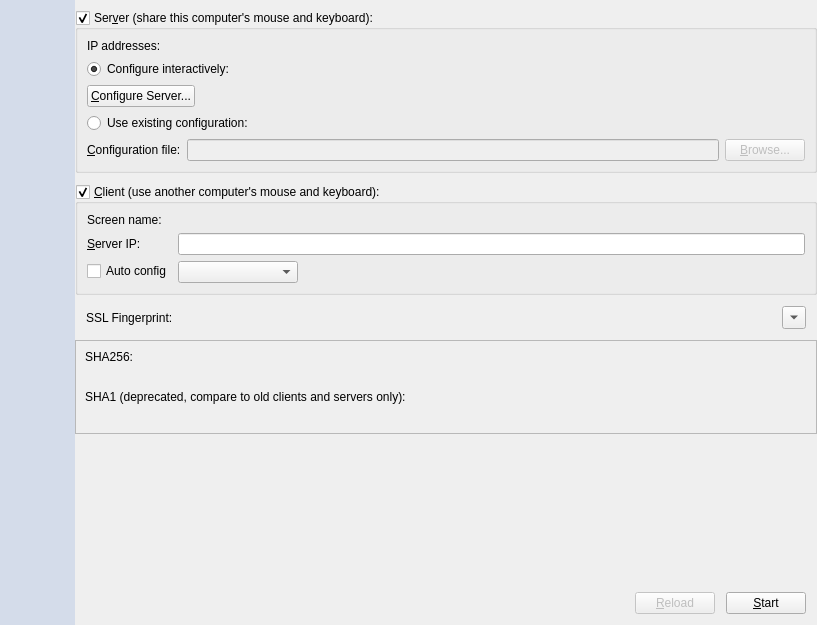
The window that src/gui/src/MainWindowBase.ui (SergeyGadzhilov/SKVM) describes before a commit, drawn with Qt 5.
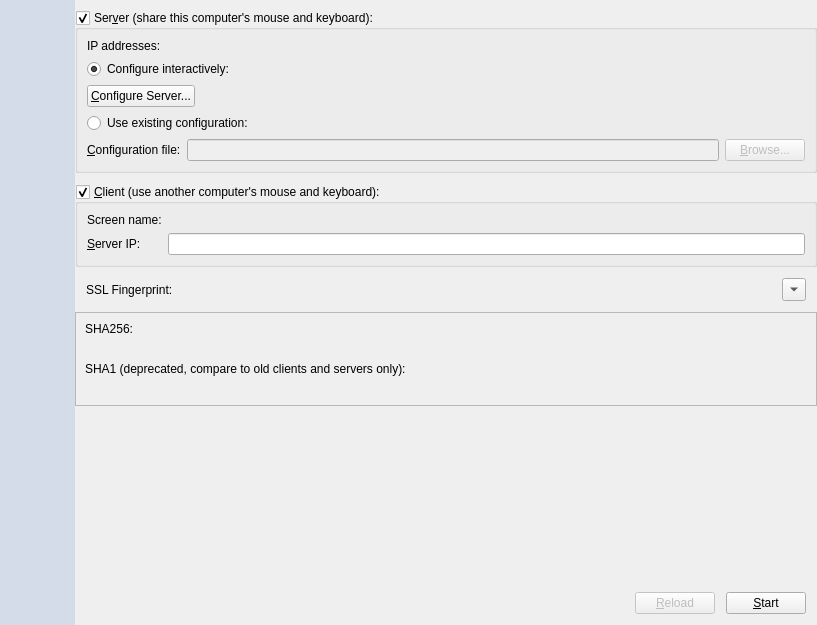
The same window after the commit. Custom widgets are drawn as their Qt base class.

Patch:
```diff
--- a/src/gui/src/MainWindowBase.ui
+++ b/src/gui/src/MainWindowBase.ui
@@ -246,29 +246,6 @@
          <item row="2" column="1">
           <widget class="QLineEdit" name="m_pLineEditHostname"/>
          </item>
-         <item row="3" column="0">
-          <widget class="QCheckBox" name="m_pCheckBoxAutoConfig">
-           <property name="text">
-            <string>Auto config</string>
-           </property>
-          </widget>
-         </item>
-         <item row="3" column="1">
-          <widget class="QComboBox" name="m_pComboServerList">
-           <property name="sizePolicy">
-            <sizepolicy hsizetype="Maximum" vsizetype="Preferred">
-             <horstretch>0</horstretch>
-             <verstretch>0</verstretch>
-            </sizepolicy>
-           </property>
-           <property name="minimumSize">
-            <size>
-             <width>120</width>
-             <height>0</height>
-            </size>
-           </property>
-          </widget>
-         </item>
         </layout>
        </widget>
       </item>
```
